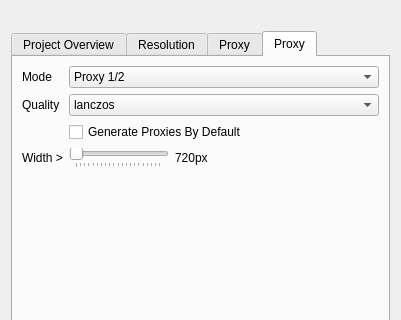
First picture: the form in resources/project_create_dialog.ui, repository shotgunsoftware/tk-flame, before the edit; both pictures show x 0 to 401 and y 0 to 320 of the 401 by 496 pixel window.
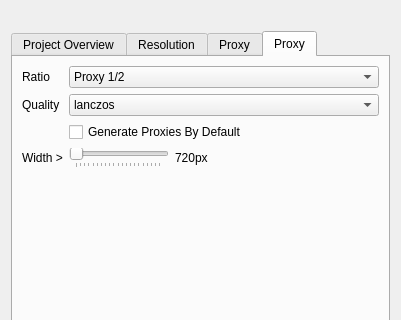
Second picture: the form after the edit. The open tabs and pages were chosen to show the change. Icons and pictures are not drawn.

Commit message: Feedback: renamed Mode to Ratio

Diff of the .ui file:
```diff
--- a/resources/project_create_dialog.ui
+++ b/resources/project_create_dialog.ui
@@ -656,7 +656,7 @@
        <item row="1" column="0">
         <widget class="QLabel" name="proxy_depth_label_3">
          <property name="text">
-          <string>Mode</string>
+          <string>Ratio</string>
          </property>
         </widget>
        </item>
```
The commit also changes 1 other file.
